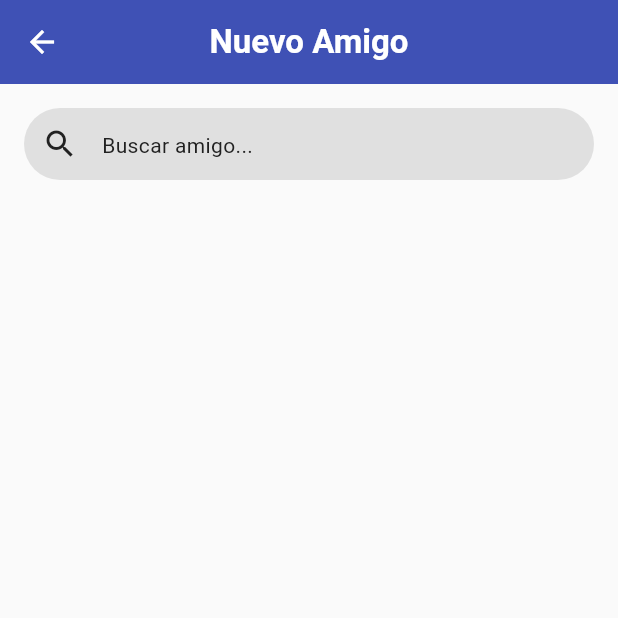
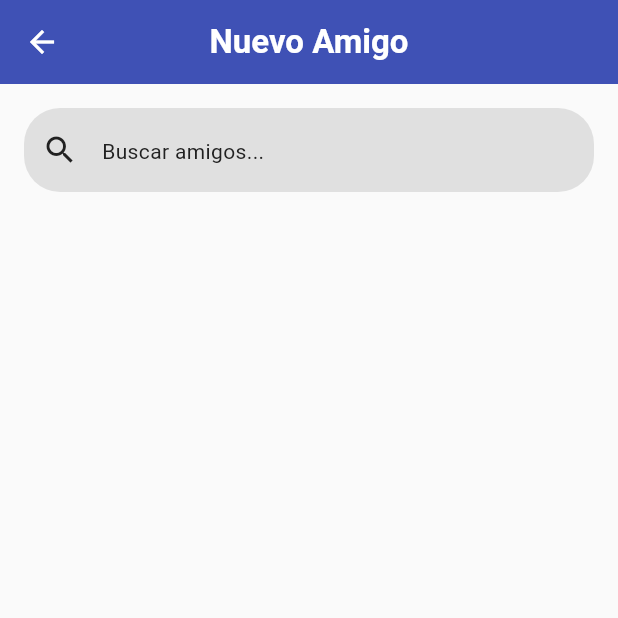
Before and after one commit to Camilu-png/quedamos, a Flutter app: the AddFriendsScreen screen opened directly with empty values, on a phone screen of 412 x 824 dp, the top half of it. Run offline on Flutter 3.47's test engine with Material 3 defaults, Android fonts, the phone set to English and light mode, and no system bars; our stand-ins replace cloud_firestore, firebase_auth, firebase_core, infinite_scroll_pagination; accounts and stored records are empty.

Commit message:
fix(friends): fix search bar bug

```diff
--- a/lib/screens/add_friend_screen.dart
+++ b/lib/screens/add_friend_screen.dart
@@ -1,6 +1,8 @@
 import 'package:flutter/material.dart';
 import 'package:quedamos/services/friends_service.dart';
+import '../widgets/search_bar_widget.dart';
 import '../widgets/friend_list.dart';
+
 
 class AddFriendsScreen extends StatefulWidget {
   final String userID;
@@ -12,7 +14,13 @@ class AddFriendsScreen extends StatefulWidget {
 
 class _AddFriendsScreenState extends State<AddFriendsScreen> {
   final FriendsService _friendsService = FriendsService();
-  String searchQuery = "";
+  final ValueNotifier<String> searchQuery = ValueNotifier("");
+
+  @override
+  void dispose() {
+    searchQuery.dispose();
+    super.dispose();
+  }
 
   @override
   Widget build(BuildContext context) {
@@ -35,79 +43,59 @@ class _AddFriendsScreenState extends State<AddFriendsScreen> {
       body: StreamBuilder<List<Map<String, dynamic>>>(
         stream: _friendsService.getAllUsers(),
         builder: (context, allUsersSnapshot) {
-          if (allUsersSnapshot.connectionState == ConnectionState.waiting) {
+          if (!allUsersSnapshot.hasData) {
             return const Center(child: CircularProgressIndicator());
           }
 
           return StreamBuilder<List<Map<String, dynamic>>>(
             stream: _friendsService.getFriends(widget.userID),
             builder: (context, friendsSnapshot) {
-              if (friendsSnapshot.connectionState == ConnectionState.waiting) {
+              if (!friendsSnapshot.hasData) {
                 return const Center(child: CircularProgressIndicator());
               }
 
               return StreamBuilder<List<Map<String, dynamic>>>(
                 stream: _friendsService.getAllFriendRequests(widget.userID),
                 builder: (context, requestsSnapshot) {
-                  if (requestsSnapshot.connectionState == ConnectionState.waiting) {
+                  if (!requestsSnapshot.hasData) {
                     return const Center(child: CircularProgressIndicator());
                   }
 
-                  final allUsers = allUsersSnapshot.data ?? [];
-                  final currentFriends = friendsSnapshot.data ?? [];
-                  final friendRequests = requestsSnapshot.data ?? [];
+                  final allUsers = allUsersSnapshot.data!;
+                  final currentFriends = friendsSnapshot.data!;
+                  final friendRequests = requestsSnapshot.data!;
 
-                  // IDs de amigos actuales
                   final friendIds = currentFriends.map((f) => f["id"]).toSet();
-
-                  // IDs de usuarios con solicitudes pendientes (enviadas o recibidas)
                   final requestedIds = friendRequests.map((r) {
                     final from = r["from"];
                     final to = r["to"];
                     return from == widget.userID ? to : from;
                   }).toSet();
 
+                  return ValueListenableBuilder<String>(
+                    valueListenable: searchQuery,
+                    builder: (context, query, _) {
                       final filteredUsers = allUsers.where((user) {
                         final userId = user["id"];
                         final userName = (user["name"] ?? "").toLowerCase();
                         return userId != widget.userID &&
                             !friendIds.contains(userId) &&
                             !requestedIds.contains(userId) &&
-                        userName.contains(searchQuery.toLowerCase());
+                            userName.contains(query.toLowerCase());
                       }).toList();
 
                       return SingleChildScrollView(
-                    padding: const EdgeInsets.all(16.0),
+                        padding: const EdgeInsets.all(16),
                         child: Column(
                           children: [
                             // Buscador
-                        Padding(
-                          padding: const EdgeInsets.only(bottom: 16),
-                          child: TextField(
-                            onChanged: (value) {
-                              setState(() {
-                                searchQuery = value;
-                              });
-                            },
-                            decoration: InputDecoration(
-                              hintText: "Buscar amigo...",
-                              hintStyle: Theme.of(context).textTheme.bodyMedium,
-                              prefixIcon: Icon(
-                                Icons.search,
-                                color: Theme.of(context).colorScheme.onSurfaceVariant,
+                            SearchBarWidget(
+                              hintText: "Buscar amigos...",
+                              onChanged: (val) => searchQuery.value = val,
+                              onClear: () => searchQuery.value = "",
                             ),
-                              filled: true,
-                              fillColor:
-                                  Theme.of(context).colorScheme.surfaceContainerHigh,
-                              border: OutlineInputBorder(
-                                borderRadius: BorderRadius.circular(24),
-                                borderSide: BorderSide.none,
-                              ),
-                              contentPadding: const EdgeInsets.symmetric(
-                                  vertical: 12, horizontal: 16),
-                            ),
-                          ),
-                        ),
+
+                            const SizedBox(height: 12),
 
                             // Lista de amigos
                             SizedBox(
@@ -116,8 +104,8 @@ class _AddFriendsScreenState extends State<AddFriendsScreen> {
                                 friends: filteredUsers,
                                 showIcons: true,
                                 onAddFriend: (friendId) async {
-                              final friendData =
-                                  filteredUsers.firstWhere((f) => f['id'] == friendId);
+                                  final friendData = filteredUsers
+                                      .firstWhere((f) => f['id'] == friendId);
                                   await _friendsService.sendFriendRequest(
                                       widget.userID, friendData);
                                 },
@@ -131,6 +119,8 @@ class _AddFriendsScreenState extends State<AddFriendsScreen> {
                 },
               );
             },
+          );
+        },
       ),
     );
   }
--- /dev/null
+++ b/lib/widgets/search_bar_widget.dart
@@ -0,0 +1,71 @@
+import 'package:flutter/material.dart';
+
+class SearchBarWidget extends StatefulWidget {
+  final String hintText;
+  final ValueChanged<String>? onChanged;
+  final VoidCallback? onClear;
+  final String initialValue;
+
+  const SearchBarWidget({
+    super.key,
+    this.hintText = "Buscar...",
+    this.onChanged,
+    this.onClear,
+    this.initialValue = "",
+  });
+
+  @override
+  State<SearchBarWidget> createState() => _SearchBarWidgetState();
+}
+
+class _SearchBarWidgetState extends State<SearchBarWidget> {
+  late final TextEditingController _controller;
+
+  @override
+  void initState() {
+    super.initState();
+    _controller = TextEditingController(text: widget.initialValue);
+  }
+
+  @override
+  void dispose() {
+    _controller.dispose();
+    super.dispose();
+  }
+
+  void _clearText() {
+    _controller.clear();
+    widget.onChanged?.call("");
+    widget.onClear?.call();
+    setState(() {}); // para refrescar el ícono
+  }
+
+  @override
+  Widget build(BuildContext context) {
+    return TextField(
+      controller: _controller,
+      onChanged: (text) {
+        widget.onChanged?.call(text);
+        setState(() {}); // actualiza el botón de limpiar
+      },
+      textInputAction: TextInputAction.search,
+      decoration: InputDecoration(
+        hintText: widget.hintText,
+        hintStyle: Theme.of(context).textTheme.bodyMedium,
+        prefixIcon: Icon(Icons.search, color: Theme.of(context).colorScheme.onSurfaceVariant),
+        suffixIcon: _controller.text.isNotEmpty
+            ? IconButton(
+                icon: Icon(Icons.close, color: Theme.of(context).colorScheme.onSurfaceVariant),
+                onPressed: _clearText,
+              )
+            : null,
+        filled: true,
+        fillColor: Theme.of(context).colorScheme.surfaceContainerHigh,
+        border: OutlineInputBorder(
+          borderRadius: BorderRadius.circular(24),
+          borderSide: BorderSide.none,
+        ),
+      ),
+    );
+  }
+}
```
Lines whose indentation alone changed are shown as unchanged.
